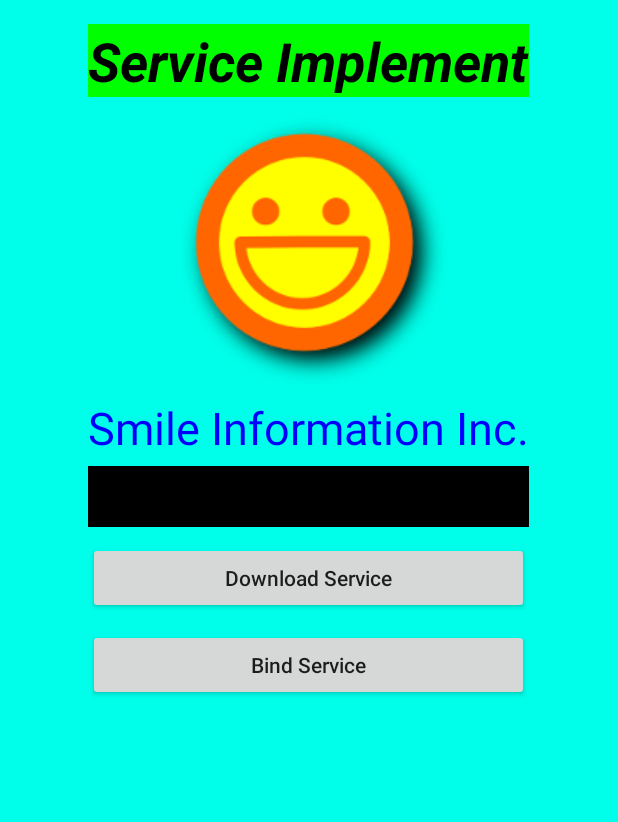
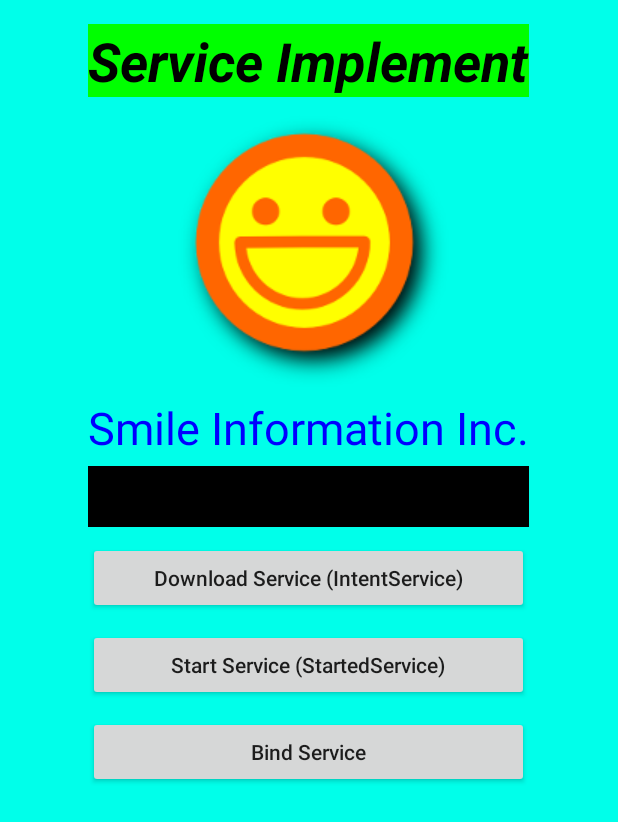
Before and after one commit to SmileChaoLee/ServiceTest, an Android app: the screen it shows after launch (MainActivity), on a phone screen of 412 x 824 dp. Shown: the top 822 px of the screen. Run offline under Robolectric (Android 15) with nearby library versions, the phone set to English and light mode, and no system bars.

Commit message:
Added Started Service implementation

```diff
--- a/app/src/main/res/layout/activity_main.xml
+++ b/app/src/main/res/layout/activity_main.xml
@@ -58,31 +58,45 @@
         android:layout_centerHorizontal="true" />
 
     <Button
-        android:id="@+id/buttonDownloadService"
+        android:id="@+id/buttonIntentService"
         android:layout_width="wrap_content"
         android:layout_height="wrap_content"
         android:textAllCaps="false"
         android:layout_marginTop="10dp"
-        android:text="Download Service"
+        android:text="Download Service (IntentService)"
         android:layout_below="@+id/textStatus"
         android:layout_alignLeft="@+id/textStatus"
         android:layout_alignRight="@+id/textStatus"
         android:layout_alignStart="@+id/textStatus"
         android:layout_alignEnd="@+id/textStatus"
-        android:onClick="startDownloadService"/>
+        android:onClick="startIntentService"/>
 
     <Button
-        android:id="@+id/buttonBindService"
+        android:id="@+id/buttonStartedService"
+        android:layout_width="wrap_content"
+        android:layout_height="wrap_content"
+        android:textAllCaps="false"
+        android:layout_marginTop="10dp"
+        android:text="Start Service (StartedService)"
+        android:layout_below="@+id/buttonIntentService"
+        android:layout_alignLeft="@+id/textStatus"
+        android:layout_alignRight="@+id/textStatus"
+        android:layout_alignStart="@+id/textStatus"
+        android:layout_alignEnd="@+id/textStatus"
+        android:onClick="startStartedService"/>
+
+    <Button
+        android:id="@+id/buttonBoundService"
         android:layout_width="wrap_content"
         android:layout_height="wrap_content"
         android:textAllCaps="false"
         android:layout_marginTop="10dp"
         android:text="Bind Service"
-        android:layout_below="@+id/buttonDownloadService"
-        android:layout_alignLeft="@+id/buttonDownloadService"
-        android:layout_alignRight="@+id/buttonDownloadService"
-        android:layout_alignStart="@+id/buttonDownloadService"
-        android:layout_alignEnd="@+id/buttonDownloadService"
-        android:onClick="startBindService" />
+        android:layout_below="@+id/buttonStartedService"
+        android:layout_alignLeft="@+id/textStatus"
+        android:layout_alignRight="@+id/textStatus"
+        android:layout_alignStart="@+id/textStatus"
+        android:layout_alignEnd="@+id/textStatus"
+        android:onClick="startBoundService" />
 
 </RelativeLayout>
```
Also changed, not shown: app/src/main/AndroidManifest.xml (+8 -4 lines), app/src/main/java/com/smile/servicetest/DownloadIntentService.java (renamed from app/src/main/java/com/smile/servicetest/DownloadService.java, +7 -4 lines), app/src/main/java/com/smile/servicetest/LocalService.java (deleted, +0 -15 lines), app/src/main/java/com/smile/servicetest/MainActivity.java (+49 -9 lines), app/src/main/java/com/smile/servicetest/MyStartedService.java (added, +63 -0 lines).
